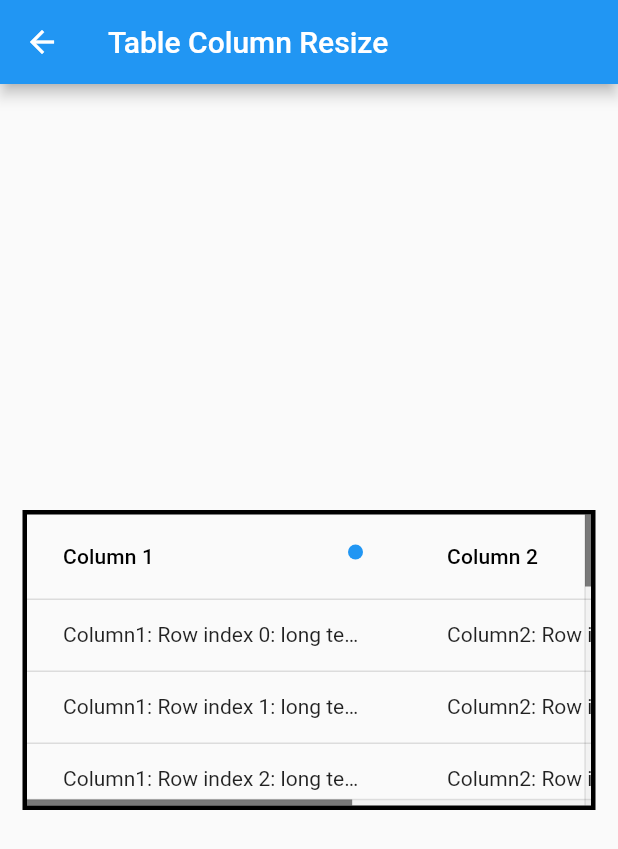
After one commit to yuto-yuto/flutter_samples, a Flutter app: the TableColumnResize screen opened directly, on a phone screen of 412 x 824 dp. The commit adds this screen. Shown: the top 849 px of the screen. Run offline on Flutter 3.47's test engine with Material 2 defaults, Android fonts, the light colour scheme and no system bars; our stand-ins replace firebase_auth, firebase_core, fl_chart, flutter_riverpod, google_sign_in; missing offline and left inert: googleapis, grouped_expansion_tile; accounts and stored records are empty.

Commit message:
Add table column resize

```diff
--- a/lib/main.dart
+++ b/lib/main.dart
@@ -26,6 +26,7 @@ import 'package:flutter_samples/row_double_tap.dart';
 import 'package:flutter_samples/scrollable_draggable.dart';
 import 'package:flutter_samples/swipe_list_item.dart';
 import 'package:flutter_samples/tabbar.dart';
+import 'package:flutter_samples/table_column_resize.dart';
 import 'package:flutter_samples/time_of_day.dart';
 
 final navigatorKey = new GlobalKey<NavigatorState>();
@@ -100,6 +101,7 @@ class MyApp extends StatelessWidget {
         _createButton(TimeOfDaySample()),
         _createButton(DateTimePicker()),
         _createButton(RowDoubleTap()),
+        _createButton(TableColumnResize()),
       ],
     );
 
--- /dev/null
+++ b/lib/table_column_resize.dart
@@ -0,0 +1,132 @@
+import 'package:flutter/material.dart';
+
+class TableColumnResize extends StatefulWidget {
+  @override
+  State<StatefulWidget> createState() => _TableColumnResize();
+}
+
+class _TableColumnResize extends State<TableColumnResize> {
+  double columnWidth = 200;
+  double initX = 0;
+  final minimumColumnWidth = 50.0;
+  final verticalScrollController = ScrollController();
+  final horizontalScrollController = ScrollController();
+
+  @override
+  Widget build(BuildContext context) {
+    return Scaffold(
+      appBar: AppBar(
+        title: Text("Table Column Resize"),
+      ),
+      body: Center(
+        child: Container(
+          width: MediaQuery.of(context).size.width,
+          height: 200,
+          decoration: BoxDecoration(
+            border: Border.all(
+              color: Colors.black,
+              width: 3,
+            ),
+          ),
+          margin: const EdgeInsets.all(15.0),
+
+          child: Scrollbar(
+            thumbVisibility: true,
+            trackVisibility: true, // make the scrollbar easy to see
+            controller: verticalScrollController,
+            child: Scrollbar(
+              thumbVisibility: true,
+              trackVisibility: true,
+              controller: horizontalScrollController,
+              notificationPredicate: (notif) => notif.depth == 1,
+              child: SingleChildScrollView(
+                controller: verticalScrollController,
+                scrollDirection: Axis.vertical,
+                child: SingleChildScrollView(
+                  controller: horizontalScrollController,
+                  scrollDirection: Axis.horizontal,
+                  child: _resizableColumnWidth(),
+                ),
+              ),
+            ),
+          ),
+
+          // child: InteractiveViewer(
+          //   child: _resizableColumnWidth(),
+          //   constrained: false,
+          //   scaleEnabled: false,
+          // ),
+        ),
+      ),
+    );
+  }
+
+  Widget _resizableColumnWidth() {
+    return DataTable(
+        columns: [
+          DataColumn(
+            label: Stack(
+              children: [
+                Container(
+                  child: Text('Column 1'),
+                  width: columnWidth,
+                  constraints: BoxConstraints(minWidth: 100),
+                ),
+                Positioned(
+                  right: 0,
+                  child: GestureDetector(
+                    onPanStart: (details) {
+                      // debugPrint(details.globalPosition.dx.toString());
+                      setState(() {
+                        initX = details.globalPosition.dx;
+                      });
+                    },
+                    onPanUpdate: (details) {
+                      final increment = details.globalPosition.dx - initX;
+                      // debugPrint(newWidth.toString());
+                      final newWidth = columnWidth + increment;
+                      setState(() {
+                        initX = details.globalPosition.dx;
+                        columnWidth = newWidth > minimumColumnWidth
+                            ? newWidth
+                            : minimumColumnWidth;
+                      });
+                    },
+                    child: Container(
+                      width: 10,
+                      height: 10,
+                      decoration: BoxDecoration(
+                        color: Colors.blue.withOpacity(1),
+                        shape: BoxShape.circle,
+                      ),
+                    ),
+                  ),
+                )
+              ],
+            ),
+          ),
+          DataColumn(label: Text("Column 2")),
+          DataColumn(label: Text("Column 3")),
+        ],
+        rows: List.generate(
+          20,
+          (index) => DataRow(
+            cells: [
+              DataCell(
+                ConstrainedBox(
+                  constraints: BoxConstraints(maxWidth: columnWidth),
+                  child: Text(
+                    "Column1: Row index $index: long text 1234567890 1234567890 1234567890 1234567890",
+                    overflow: TextOverflow.ellipsis,
+                    maxLines: 1,
+                    softWrap: false,
+                  ),
+                ),
+              ),
+              DataCell(Text("Column2: Row index $index")),
+              DataCell(Text("Column3: Row index $index")),
+            ],
+          ),
+        ));
+  }
+}
```
